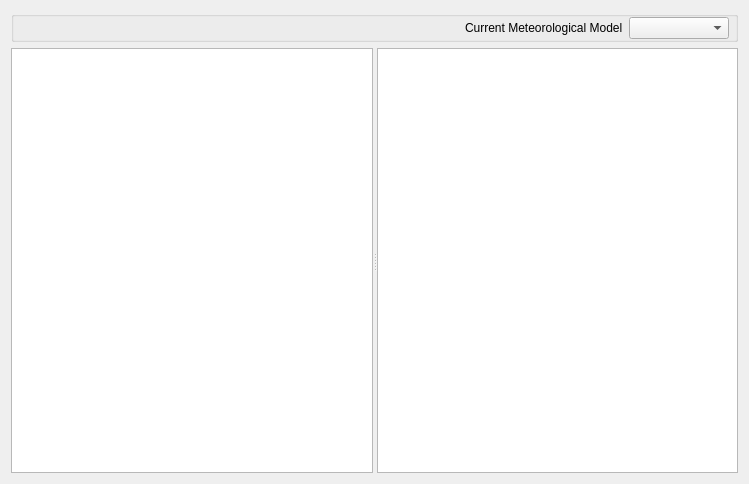
Before: the Qt Designer form src/ui/reosmeteorologicmodelwidget.ui in vcloarec/ReosProject, drawn with Qt 5.
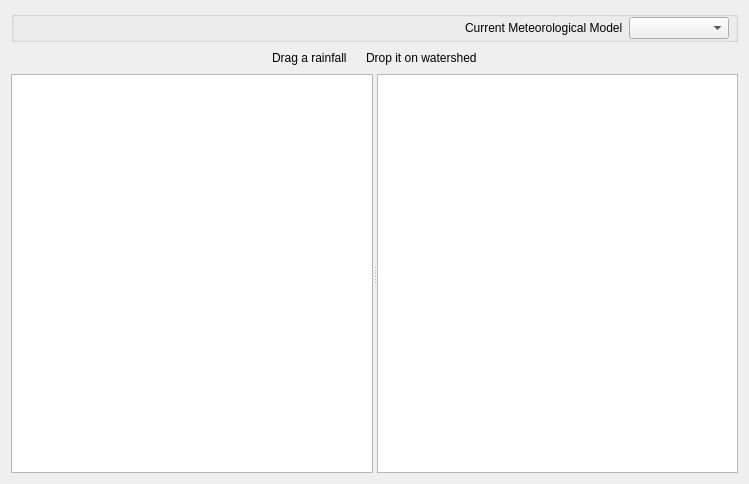
After: the same form once the commit is applied. Icons and pictures are not drawn.

Diff of the .ui file:
```diff
--- a/src/ui/reosmeteorologicmodelwidget.ui
+++ b/src/ui/reosmeteorologicmodelwidget.ui
@@ -13,7 +13,7 @@
   <property name="windowTitle">
    <string>Meteorological Models</string>
   </property>
-  <layout class="QVBoxLayout" name="verticalLayout" stretch="0,1">
+  <layout class="QVBoxLayout" name="verticalLayout" stretch="0,0,1">
    <item>
     <widget class="QGroupBox" name="groupBox">
      <property name="title">
@@ -68,6 +68,63 @@
      </layout>
     </widget>
    </item>
+   <item>
+    <layout class="QHBoxLayout" name="horizontalLayout">
+     <property name="topMargin">
+      <number>0</number>
+     </property>
+     <item>
+      <spacer name="horizontalSpacer_2">
+       <property name="orientation">
+        <enum>Qt::Horizontal</enum>
+       </property>
+       <property name="sizeHint" stdset="0">
+        <size>
+         <width>40</width>
+         <height>20</height>
+        </size>
+       </property>
+      </spacer>
+     </item>
+     <item>
+      <widget class="QLabel" name="label_2">
+       <property name="text">
+        <string>Drag a rainfall</string>
+       </property>
+      </widget>
+     </item>
+     <item>
+      <widget class="QLabel" name="label_4">
+       <property name="text">
+        <string/>
+       </property>
+       <property name="pixmap">
+        <pixmap resource="../../images/images.qrc">:/images/moveRight.svg</pixmap>
+       </property>
+      </widget>
+     </item>
+     <item>
+      <widget class="QLabel" name="label_3">
+       <property name="text">
+        <string>Drop it on watershed</string>
+       </property>
+      </widget>
+     </item>
+     <item>
+      <spacer name="horizontalSpacer_3">
+       <property name="orientation">
+        <enum>Qt::Horizontal</enum>
+       </property>
+       <property name="sizeHint" stdset="0">
+        <size>
+         <width>40</width>
+         <height>20</height>
+        </size>
+       </property>
+      </spacer>
+     </item>
+    </layout>
+   </item>
    <item>
     <widget class="QSplitter" name="splitter">
      <property name="orientation">
```
Left out of the diff: 4 changed lines with no effect on the pictures.
